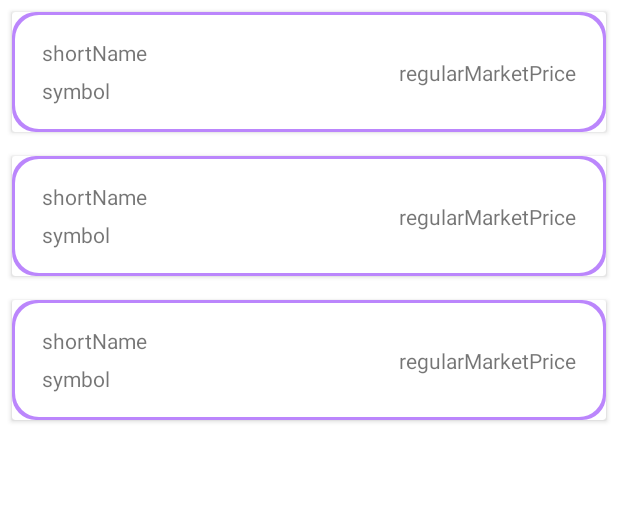
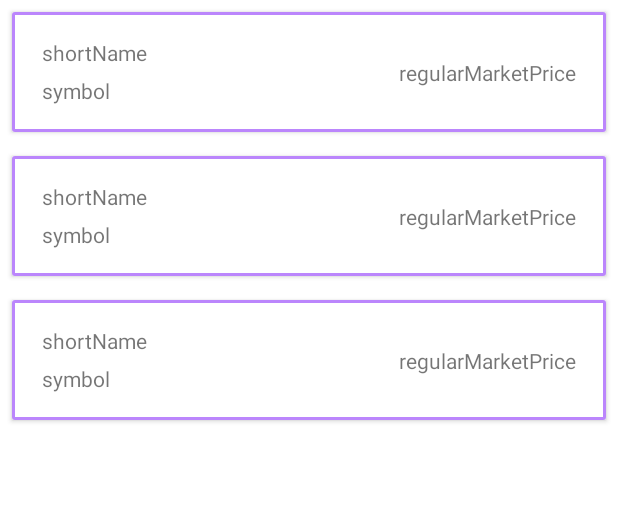
Before and after one commit to leanbusqts/NotWallet, an Android app: the layout fragment_main.xml on its own in the app's theme, with its tools: preview values and no code run, on a phone screen of 412 x 824 dp. Shown: the top 509 px of the screen. Run offline under Robolectric (Android 15) with nearby library versions, the phone set to English and light mode, and no system bars.

Commit message:
update cardview background

```diff
--- a/app/src/main/res/drawable/background_container.xml
+++ b/app/src/main/res/drawable/background_container.xml
@@ -3,7 +3,6 @@
     <item>
         <shape android:shape="rectangle">
             <solid android:color="@color/purple_200" />
-            <corners android:radius="16dp" />
         </shape>
     </item>
     <item
@@ -13,7 +12,6 @@
         android:top="2dp">
         <shape android:shape="rectangle">
             <solid android:color="@color/white" />
-            <corners android:radius="16dp" />
         </shape>
     </item>
 </layer-list>
```
